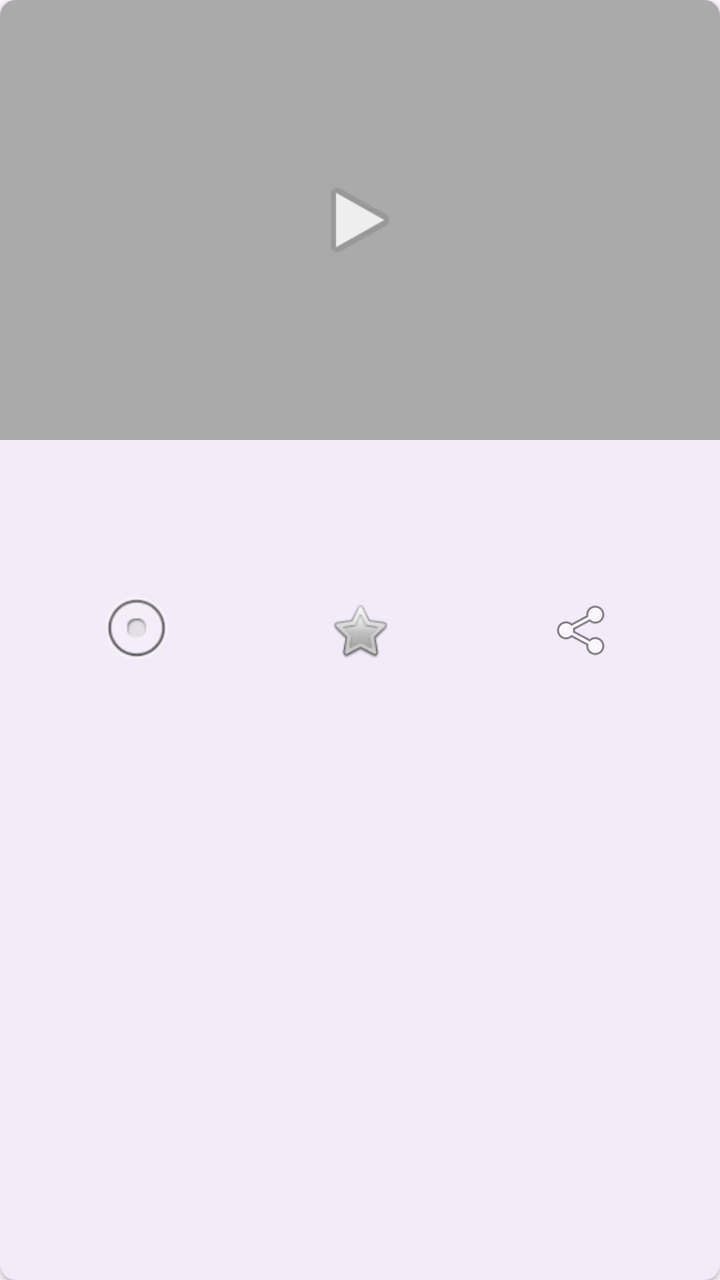
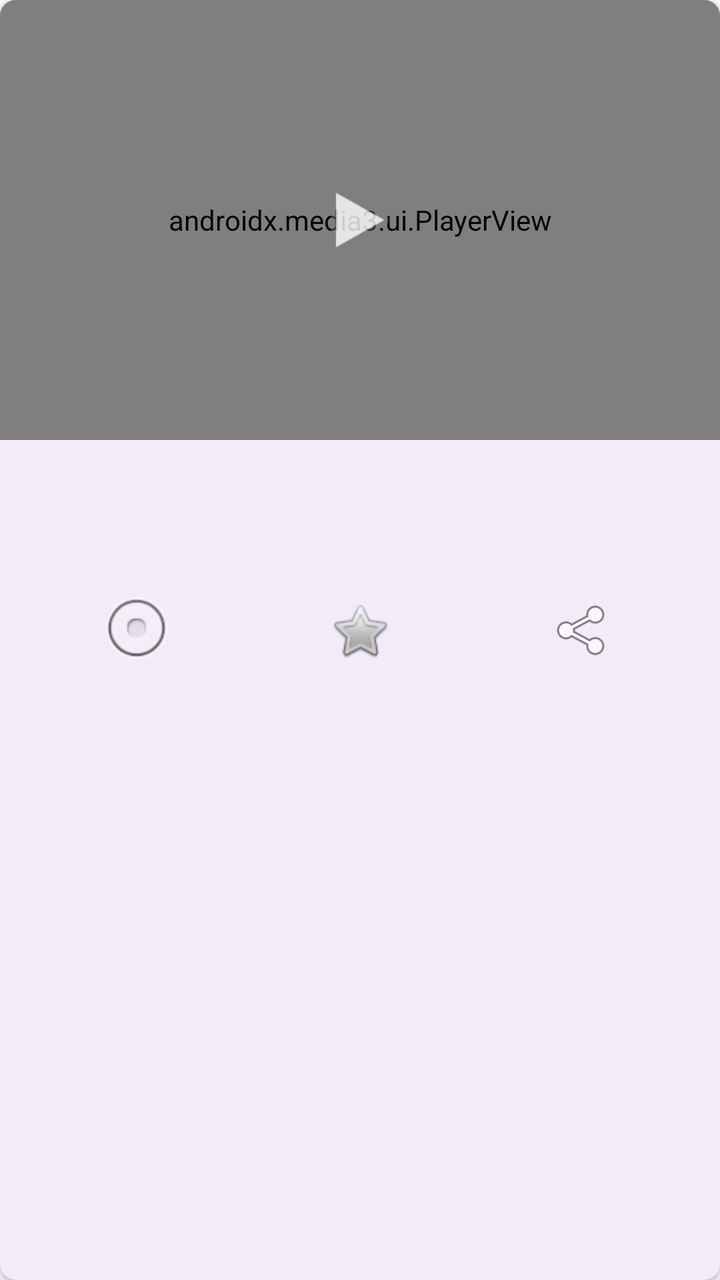

The first picture is an Android layout as it rendered before a commit; the second is the same layout after the commit. The layout source and the unified diff follow.
<!-- AndroidManifest.xml: application theme Theme.AI4Ads -->
<!-- res/layout/item_card_video.xml -->
<?xml version="1.0" encoding="utf-8"?>
<com.google.android.material.card.MaterialCardView xmlns:android="http://schemas.android.com/apk/res/android"
    xmlns:app="http://schemas.android.com/apk/res-auto"
    android:layout_width="match_parent"
    android:layout_height="wrap_content"
    android:layout_marginHorizontal="12dp"
    android:layout_marginTop="8dp"
    app:cardCornerRadius="8dp"
    app:cardElevation="2dp"
    app:strokeWidth="0dp">

    <LinearLayout
        android:layout_width="match_parent"
        android:layout_height="wrap_content"
        android:orientation="vertical">

        <FrameLayout
            android:id="@+id/flVideoContainer"
            android:layout_width="match_parent"
            android:layout_height="220dp"
            android:background="@android:color/darker_gray">

            <ImageView
                android:id="@+id/ivVideoCover"
                android:layout_width="match_parent"
                android:layout_height="match_parent"
                android:scaleType="centerCrop" />

            <ImageView
                android:id="@+id/ivMuteIcon"
                android:layout_width="32dp"
                android:layout_height="32dp"
                android:layout_gravity="top|end"
                android:layout_margin="8dp"
                android:src="@android:drawable/ic_lock_silent_mode_off"
                android:contentDescription="静音中"
                android:visibility="gone" />

            <ImageView
                android:id="@+id/ivPlayIcon"
                android:layout_width="48dp"
                android:layout_height="48dp"
                android:layout_gravity="center"
                android:src="@android:drawable/ic_media_play"
                android:alpha="0.8"
                android:contentDescription="播放" />
        </FrameLayout>

        <LinearLayout
            android:layout_width="match_parent"
            android:layout_height="wrap_content"
            android:orientation="vertical"
            android:padding="12dp">

            <include layout="@layout/item_card_common_info" />

        </LinearLayout>

    </LinearLayout>

</com.google.android.material.card.MaterialCardView>
<!-- res/layout/item_card_common_info.xml (included above) -->
<?xml version="1.0" encoding="utf-8"?>
<merge xmlns:android="http://schemas.android.com/apk/res/android"
    xmlns:app="http://schemas.android.com/apk/res-auto">

    

    <TextView
        android:id="@+id/tvTitle"
        android:layout_width="match_parent"
        android:layout_height="wrap_content"
        android:textSize="16sp"
        android:textStyle="bold"
        android:textColor="?android:textColorPrimary"
        android:maxLines="2"
        android:ellipsize="end" />

    <TextView
        android:id="@+id/tvAiSummary"
        android:layout_width="match_parent"
        android:layout_height="wrap_content"
        android:textSize="13sp"
        android:textColor="#999999"
        android:maxLines="1"
        android:ellipsize="end"
        android:layout_marginTop="4dp" />

    <com.google.android.material.chip.ChipGroup
        android:id="@+id/chipGroupTags"
        android:layout_width="match_parent"
        android:layout_height="wrap_content"
        android:layout_marginTop="8dp"
        app:singleLine="true"
        app:chipSpacingHorizontal="6dp" />

    <LinearLayout
        android:id="@+id/layoutActions"
        android:layout_width="match_parent"
        android:layout_height="wrap_content"
        android:orientation="horizontal"
        android:layout_marginTop="12dp"
        android:gravity="center_vertical">

        <ImageButton
            android:id="@+id/btnLike"
            style="?attr/borderlessButtonStyle"
            android:layout_width="0dp"
            android:layout_height="40dp"
            android:layout_weight="1"
            android:src="@android:drawable/btn_radio"
            android:contentDescription="点赞" />

        <ImageButton
            android:id="@+id/btnBookmark"
            style="?attr/borderlessButtonStyle"
            android:layout_width="0dp"
            android:layout_height="40dp"
            android:layout_weight="1"
            android:src="@android:drawable/btn_star"
            android:contentDescription="收藏" />

        <ImageButton
            android:id="@+id/btnShare"
            style="?attr/borderlessButtonStyle"
            android:layout_width="0dp"
            android:layout_height="40dp"
            android:layout_weight="1"
            android:src="@android:drawable/ic_menu_share"
            android:contentDescription="转发" />
    </LinearLayout>

</merge>
<!-- resources referenced by this layout -->
<resources>
  <style name="Theme.AI4Ads" parent="Base.Theme.AI4Ads" />
  <style name="Base.Theme.AI4Ads" parent="Theme.Material3.DayNight.NoActionBar">
          
          <item name="android:windowLightStatusBar">true</item>
      </style>
</resources>

<!-- the commit's change to res/layout/item_card_video.xml (unified diff, before → after) -->
@@ -19,6 +19,14 @@
             android:layout_width="match_parent"
             android:layout_height="220dp"
             android:background="@android:color/darker_gray">
+
+            
+            <androidx.media3.ui.PlayerView
+                android:id="@+id/playerView"
+                android:layout_width="match_parent"
+                android:layout_height="match_parent"
+                app:use_controller="false"
+                app:surface_type="texture_view" />
 
             <ImageView
                 android:id="@+id/ivVideoCover"
